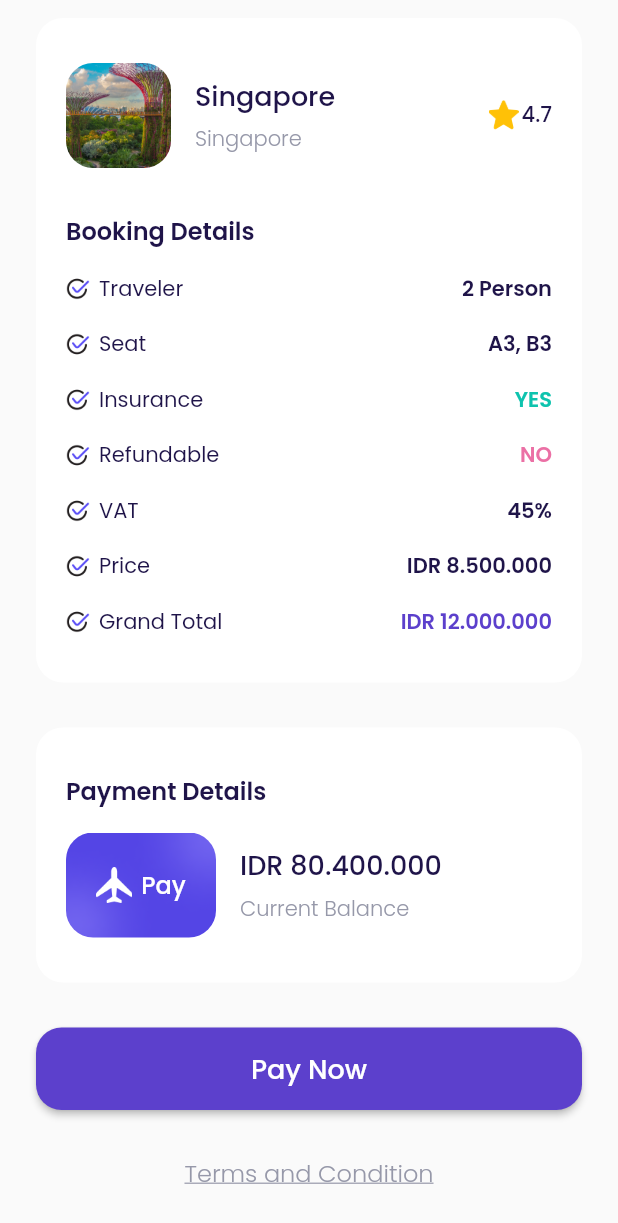
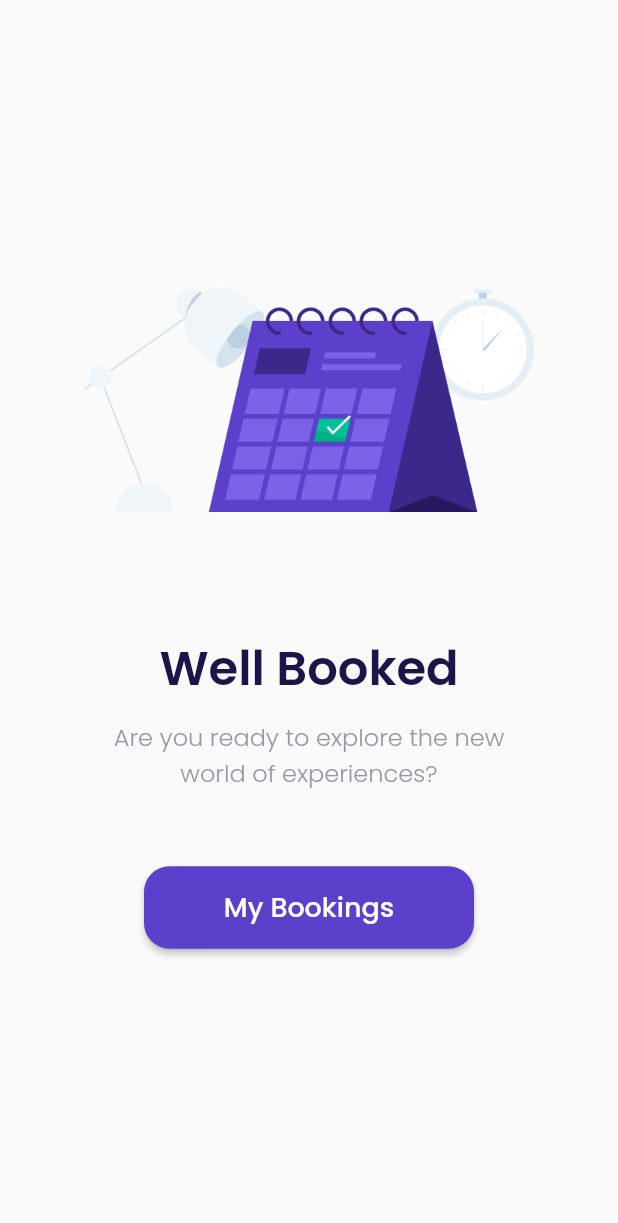
Before and after one commit to uzifauzi/Airplane-App, a Flutter app: the CheckoutPage screen opened directly, scrolled down 200 dp, after a tap on "Pay Now", on a phone screen of 412 x 824 dp. Shown: the top 1223 px of the screen. Run offline on Flutter 3.47's test engine with Material 2 defaults, Android fonts, the phone set to English and light mode, and no system bars; our stand-ins replace google_fonts; missing offline and left inert: dart:ffi.

Commit message:
refactor: finish slicing Ui design

```diff
--- a/lib/ui/pages/checkout_page.dart
+++ b/lib/ui/pages/checkout_page.dart
@@ -1,4 +1,5 @@
 import 'package:airplane_app/shared/theme.dart';
+import 'package:airplane_app/ui/pages/success_checkout_page.dart';
 import 'package:airplane_app/ui/widgets/booking_detail_item.dart';
 import 'package:airplane_app/ui/widgets/custom_button.dart';
 import 'package:flutter/material.dart';
@@ -321,7 +322,10 @@ class CheckoutPage extends StatelessWidget {
         ),
         child: CustomButton(
           title: 'Pay Now',
-          onPressed: () {},
+          onPressed: () {
+            Navigator.push(context,
+                MaterialPageRoute(builder: (context) => SuccessCheckoutPage()));
+          },
         ),
       );
     }
--- /dev/null
+++ b/lib/ui/pages/success_checkout_page.dart
@@ -0,0 +1,62 @@
+import 'package:airplane_app/shared/theme.dart';
+import 'package:airplane_app/ui/widgets/custom_button.dart';
+import 'package:flutter/material.dart';
+
+class SuccessCheckoutPage extends StatelessWidget {
+  const SuccessCheckoutPage({super.key});
+
+  @override
+  Widget build(BuildContext context) {
+    return Scaffold(
+      backgroundColor: kBackgroundColor,
+      body: Center(
+          child: Column(
+        mainAxisAlignment: MainAxisAlignment.center,
+        children: [
+          Container(
+            width: 300,
+            height: 150,
+            margin: EdgeInsets.only(
+              bottom: 80,
+            ),
+            decoration: BoxDecoration(
+                image: DecorationImage(
+                    image: AssetImage(
+              'assets/image_successed.png',
+            ))),
+          ),
+          Text(
+            'Well Booked',
+            style: blackTextStyle.copyWith(
+              fontSize: 32,
+              fontWeight: semiBold,
+            ),
+          ),
+          SizedBox(
+            height: 10,
+          ),
+          Text(
+            'Are you ready to explore the new\nworld of experiences?',
+            style: greyTextStyle.copyWith(
+              fontSize: 16,
+              fontWeight: light,
+            ),
+            textAlign: TextAlign.center,
+          ),
+          Container(
+              margin: EdgeInsets.only(
+                top: 50,
+              ),
+              child: CustomButton(
+                title: 'My Bookings',
+                onPressed: () {
+                  Navigator.pushNamedAndRemoveUntil(
+                      context, '/main', (route) => false);
+                },
+                width: 220,
+              ))
+        ],
+      )),
+    );
+  }
+}
```
Also changed, not shown: lib/ui/pages/setting_page.dart (added, +10 -0 lines), lib/ui/pages/transaction_page.dart (added, +10 -0 lines), lib/ui/pages/wallet_page.dart (added, +10 -0 lines).
